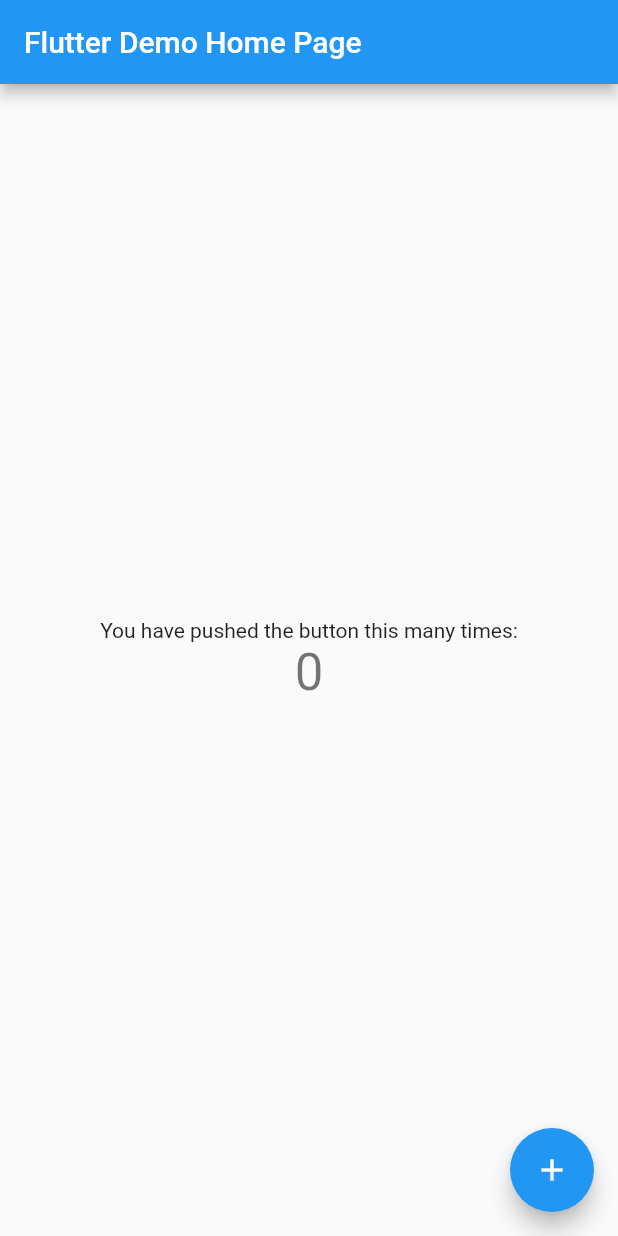
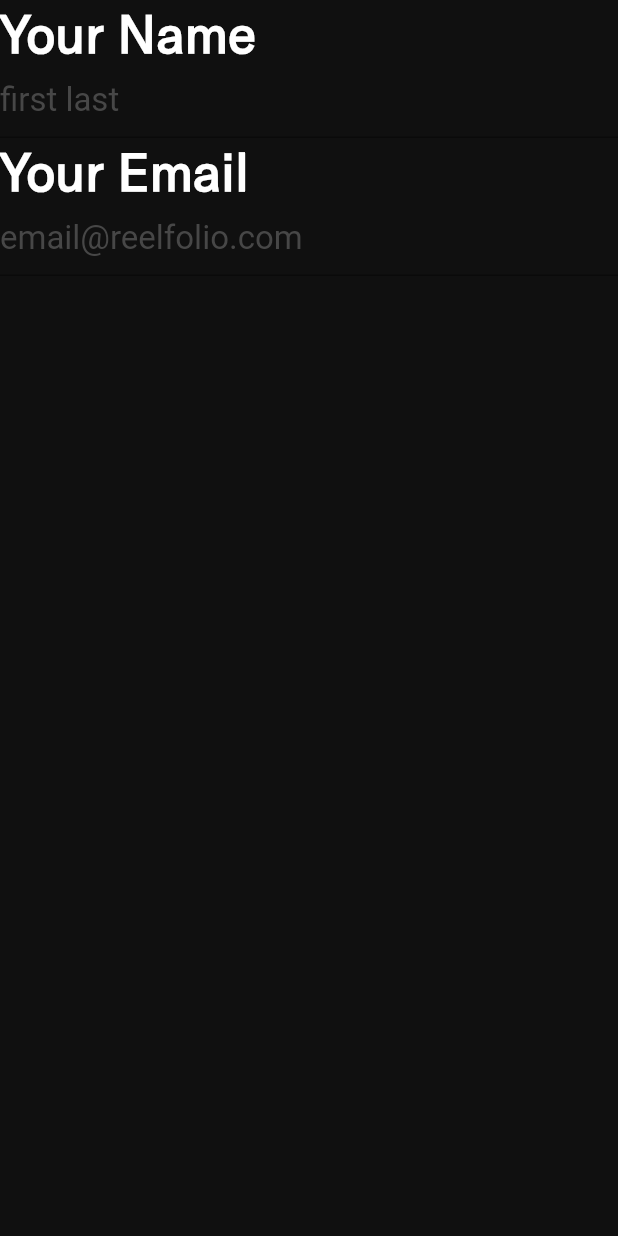
Before and after one commit to iamsouviki/reel_folio, a Flutter app: the screen it shows after launch, on a phone screen of 412 x 824 dp. Run offline on Flutter 3.47's test engine with Material 2 defaults, Android fonts, the light colour scheme and no system bars.

Commit message:
makes some changes

```diff
--- a/lib/main.dart
+++ b/lib/main.dart
@@ -1,115 +1,31 @@
 import 'package:flutter/material.dart';
+import 'package:reel_folio/onboarding-request/user_details_screen.dart';
+
+import 'util/size_config.dart';
 
 void main() {
-  runApp(const MyApp());
+  runApp(const ReelFolioApp());
 }
 
-class MyApp extends StatelessWidget {
-  const MyApp({super.key});
-
-  // This widget is the root of your application.
+class ReelFolioApp extends StatelessWidget {
+  const ReelFolioApp({super.key});
   @override
   Widget build(BuildContext context) {
-    return MaterialApp(
-      title: 'Flutter Demo',
-      theme: ThemeData(
-        // This is the theme of your application.
-        //
-        // Try running your application with "flutter run". You'll see the
-        // application has a blue toolbar. Then, without quitting the app, try
-        // changing the primarySwatch below to Colors.green and then invoke
-        // "hot reload" (press "r" in the console where you ran "flutter run",
-        // or simply save your changes to "hot reload" in a Flutter IDE).
-        // Notice that the counter didn't reset back to zero; the application
-        // is not restarted.
-        primarySwatch: Colors.blue,
-      ),
-      home: const MyHomePage(title: 'Flutter Demo Home Page'),
+    return LayoutBuilder(
+      builder: (BuildContext context, BoxConstraints constraints) {
+        return OrientationBuilder(
+          builder: (BuildContext context, Orientation orientation) {
+            SizeConfig().init(constraints, orientation);
+            return const MaterialApp(
+              title: 'Reel Folio',
+              //theme: ThemeData(fontFamily: 'Sora'),
+              debugShowCheckedModeBanner: false,
+              //onGenerateRoute: SpessleRoute.generateRoute,
+              home: UserDetailsScreen(),
+            );
+          },
+        );
+      },
     );
   }
 }
-
-class MyHomePage extends StatefulWidget {
-  const MyHomePage({super.key, required this.title});
-
-  // This widget is the home page of your application. It is stateful, meaning
-  // that it has a State object (defined below) that contains fields that affect
-  // how it looks.
-
-  // This class is the configuration for the state. It holds the values (in this
-  // case the title) provided by the parent (in this case the App widget) and
-  // used by the build method of the State. Fields in a Widget subclass are
-  // always marked "final".
-
-  final String title;
-
-  @override
-  State<MyHomePage> createState() => _MyHomePageState();
-}
-
-class _MyHomePageState extends State<MyHomePage> {
-  int _counter = 0;
-
-  void _incrementCounter() {
-    setState(() {
-      // This call to setState tells the Flutter framework that something has
-      // changed in this State, which causes it to rerun the build method below
-      // so that the display can reflect the updated values. If we changed
-      // _counter without calling setState(), then the build method would not be
-      // called again, and so nothing would appear to happen.
-      _counter++;
-    });
-  }
-
-  @override
-  Widget build(BuildContext context) {
-    // This method is rerun every time setState is called, for instance as done
-    // by the _incrementCounter method above.
-    //
-    // The Flutter framework has been optimized to make rerunning build methods
-    // fast, so that you can just rebuild anything that needs updating rather
-    // than having to individually change instances of widgets.
-    return Scaffold(
-      appBar: AppBar(
-        // Here we take the value from the MyHomePage object that was created by
-        // the App.build method, and use it to set our appbar title.
-        title: Text(widget.title),
-      ),
-      body: Center(
-        // Center is a layout widget. It takes a single child and positions it
-        // in the middle of the parent.
-        child: Column(
-          // Column is also a layout widget. It takes a list of children and
-          // arranges them vertically. By default, it sizes itself to fit its
-          // children horizontally, and tries to be as tall as its parent.
-          //
-          // Invoke "debug painting" (press "p" in the console, choose the
-          // "Toggle Debug Paint" action from the Flutter Inspector in Android
-          // Studio, or the "Toggle Debug Paint" command in Visual Studio Code)
-          // to see the wireframe for each widget.
-          //
-          // Column has various properties to control how it sizes itself and
-          // how it positions its children. Here we use mainAxisAlignment to
-          // center the children vertically; the main axis here is the vertical
-          // axis because Columns are vertical (the cross axis would be
-          // horizontal).
-          mainAxisAlignment: MainAxisAlignment.center,
-          children: <Widget>[
-            const Text(
-              'You have pushed the button this many times:',
-            ),
-            Text(
-              '$_counter',
-              style: Theme.of(context).textTheme.headline4,
-            ),
-          ],
-        ),
-      ),
-      floatingActionButton: FloatingActionButton(
-        onPressed: _incrementCounter,
-        tooltip: 'Increment',
-        child: const Icon(Icons.add),
-      ), // This trailing comma makes auto-formatting nicer for build methods.
-    );
-  }
-}
--- /dev/null
+++ b/lib/onboarding-request/user_details_screen.dart
@@ -0,0 +1,86 @@
+import 'package:flutter/material.dart';
+
+class UserDetailsScreen extends StatelessWidget {
+  const UserDetailsScreen({Key? key}) : super(key: key);
+
+  @override
+  Widget build(BuildContext context) {
+    return Scaffold(
+      backgroundColor: const Color(0xFF101010),
+      body: SafeArea(
+        top: true,
+        child: Column(
+          crossAxisAlignment: CrossAxisAlignment.start,
+          children: const [
+            Text(
+              'Your Name',
+              style: TextStyle(
+                fontSize: 35,
+                fontWeight: FontWeight.w700,
+                color: Colors.white,
+                fontFamily: 'GT-America',
+                letterSpacing: -0.1,
+              ),
+            ),
+            TextField(
+              keyboardType: TextInputType.name,
+              textInputAction: TextInputAction.next,
+              cursorColor: Color(0xFF474747),
+              style: TextStyle(
+                color: Colors.white,
+                fontWeight: FontWeight.w400,
+                fontSize: 22,
+              ),
+              decoration: InputDecoration(
+                hintText: 'first last',
+                hintStyle: TextStyle(
+                  color: Color(0xFF474747),
+                  fontWeight: FontWeight.w400,
+                  fontSize: 22,
+                ),
+                focusedBorder: UnderlineInputBorder(
+                  borderSide: BorderSide(
+                    color:  Color(0xFF474747),
+                  ),
+                ),
+              ),
+            ),
+            Text(
+              'Your Email',
+              style: TextStyle(
+                fontSize: 35,
+                fontWeight: FontWeight.w700,
+                color: Colors.white,
+                fontFamily: 'GT-America',
+                letterSpacing: -0.1,
+              ),
+            ),
+            TextField(
+              keyboardType: TextInputType.emailAddress,
+              textInputAction: TextInputAction.done,
+              cursorColor: Color(0xFF474747),
+              style: TextStyle(
+                color: Colors.white,
+                fontWeight: FontWeight.w400,
+                fontSize: 22,
+              ),
+              decoration: InputDecoration(
+                hintText: 'email@reelfolio.com',
+                hintStyle: TextStyle(
+                  color: Color(0xFF474747),
+                  fontWeight: FontWeight.w400,
+                  fontSize: 22,
+                ),
+                focusedBorder: UnderlineInputBorder(
+                  borderSide: BorderSide(
+                    color:  Color(0xFF474747),
+                  ),
+                ),
+              ),
+            ),
+          ],
+        ),
+      ),
+    );
+  }
+}
--- /dev/null
+++ b/lib/util/reel_folio_font_family.dart
@@ -0,0 +1,3 @@
+enum ReelFolioFontFamily{
+  GTAmerica,
+}
--- /dev/null
+++ b/lib/util/size_config.dart
@@ -0,0 +1,27 @@
+import 'package:flutter/material.dart';
+
+double? screenWidth;
+double? screenHeight;
+
+class SizeConfig {
+  static double? _screenWidth;
+  static double? _screenHeight;
+
+  static final SizeConfig _singleton = SizeConfig._internal();
+
+  factory SizeConfig() {
+    return _singleton;
+  }
+
+  SizeConfig._internal();
+
+  void init(BoxConstraints boxConstraints, Orientation orientation) {
+
+    _screenWidth = boxConstraints.maxWidth;
+    _screenHeight = boxConstraints.maxHeight;
+
+
+    screenWidth = _screenWidth;
+    screenHeight = _screenHeight;
+  }
+}
```
Also changed, not shown: pubspec.yaml (+4 -15 lines), fonts/GT-America-Regular.ttf (added), 2 other files.
